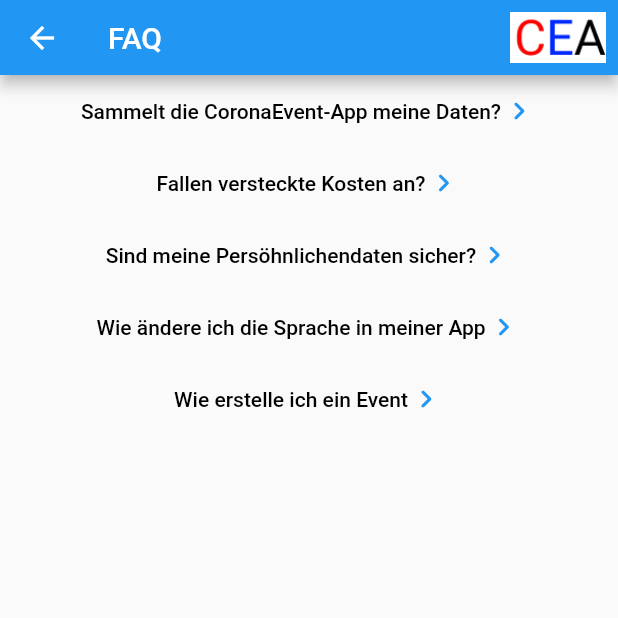
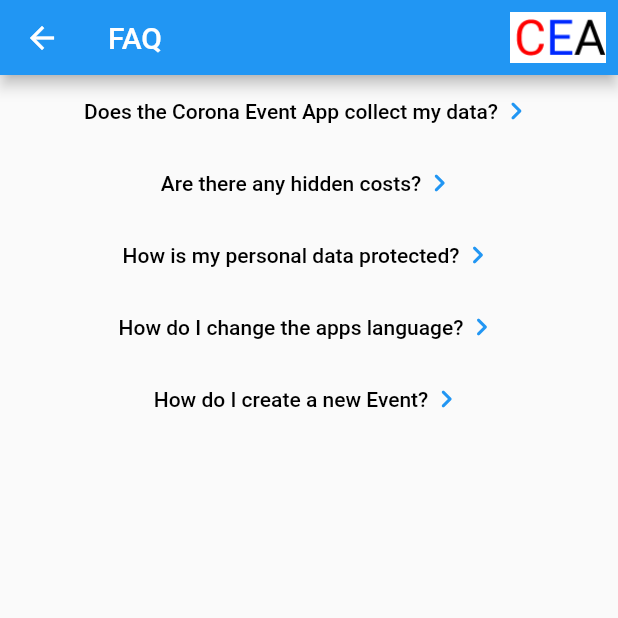
Before and after one commit to reyemDarnok/MCI_SOSE_2021, a Flutter app: the FAQRoute screen opened by its route, on a phone screen of 412 x 824 dp, the top half of it. Run offline on Flutter 3.47's test engine with Material 2 defaults, Android fonts, the phone set to English and light mode, and no system bars; our stand-ins replace built_value, file_picker, logger, qr_flutter, share_plus; missing offline and left inert: barcode_scan2, duration, pointycastle; generated files the repository leaves out were written again.

Commit message:
faq bilingual

```diff
--- a/l10n/app_de.arb
+++ b/l10n/app_de.arb
@@ -75,5 +75,15 @@
   "informedGovernment": "Gesundheitsamt ist informiert",
   "visitorCode": "Besucher QR Code",
   "authCode": "Administrator QR Code",
-  "authorisedTitle": "Event zu eigenen Events hinzugefügt"
+  "authorisedTitle": "Event zu eigenen Events hinzugefügt",
+  "faqQuestion1": "Sammelt die CoronaEvent-App meine Daten?",
+  "faqAnswer1": "Die Corona Event App sammelt nur die Daten, die Sie manuell eingeben und pseudonymisierte Daten darüber, auf welchen Events Sie waren. Falls Sie die nötigen IT-Kenntnisse haben, können Sie sich im Source-Code darüber vergewissern",
+  "faqQuestion2": "Fallen versteckte Kosten an?",
+  "faqAnswer2": "Nein es fallen keine Kosten an",
+  "faqQuestion3": "Sind meine Persöhnlichendaten sicher?",
+  "faqAnswer3": "Ihre persönlichen Daten verlasse ihr Gerät nur, falls Sie Kontakt mit einem Infizierten hatten. In diesem Fall werden Sie mithilfe gängiger Algoritmen verschlüsselt",
+  "faqQuestion4": "Wie ändere ich die Sprache in meiner App?",
+  "faqAnswer4": "Homescreen --> Menü --> Einstellungen --> Sprache --> Sprache wählen",
+  "faqQuestion5": "Wie erstelle ich ein Event?",
+  "faqAnswer5": "Homescreen --> Events --> Eigene Events --> Neues Event erstellen"
 }
--- a/l10n/app_en.arb
+++ b/l10n/app_en.arb
@@ -154,5 +154,15 @@
   "informedGovernment": "Government is informed",
   "visitorCode": "Visitor QR code",
   "authCode": "Administrator QR code",
-  "authorisedTitle": "Added Event to own Events"
+  "authorisedTitle": "Added Event to own Events",
+  "faqQuestion1": "Does the Corona Event App collect my data?",
+  "faqAnswer1": "The Corona Event App only collects the information you enter when registering and pseudonymised information on which events you visited. If you want to check this claim, the apps source code is publicly available",
+  "faqQuestion2": "Are there any hidden costs?",
+  "faqAnswer2": "There are no costs associated with the app",
+  "faqQuestion3": "How is my personal data protected?",
+  "faqAnswer3": "Your personal data is only sent if you had contact with someone infected, using state of the art encryption",
+  "faqQuestion4": "How do I change the apps language?",
+  "faqAnswer4": "Homescreen --> Menu --> Settings --> Language --> Select your language",
+  "faqQuestion5": "How do I create a new Event?",
+  "faqAnswer5": "Homescreen --> Events --> Own Events --> Create new event"
 }
--- a/lib/FAQ/FAQRoute.dart
+++ b/lib/FAQ/FAQRoute.dart
@@ -11,11 +11,16 @@
   @override
   Widget build(BuildContext context) {
     var faqElements = [
-      FAQElement('Sammelt die CoronaEvent-App meine Daten?', 'Die Corona Event App sammelt nur Ihre nötigsten Daten. Falls Sie die nötigen IT.Kenntnisse haben, können Sie sich im Source-Code darüber vergewissern'),
-      FAQElement('Fallen versteckte Kosten an?', 'Nein es fallen keine Kosten an'),
-      FAQElement('Sind meine Persöhnlichendaten sicher?', 'Durch eine RSA-Verschlüsslung sind Ihre Daten bei uns sicher '),
-      FAQElement('Wie ändere ich die Sprache in meiner App', 'Homescreen --> Menü --> Einstellungen --> Sprache --> Sprache wählen  '),
-      FAQElement('Wie erstelle ich ein Event', 'Homescreen --> Events --> Eigene Events --> Neues Event erstellen'),
+      FAQElement(AppLocalizations.of(context)!.faqQuestion1,
+          AppLocalizations.of(context)!.faqAnswer1),
+      FAQElement(AppLocalizations.of(context)!.faqQuestion2,
+          AppLocalizations.of(context)!.faqAnswer2),
+      FAQElement(AppLocalizations.of(context)!.faqQuestion3,
+          AppLocalizations.of(context)!.faqAnswer3),
+      FAQElement(AppLocalizations.of(context)!.faqQuestion4,
+          AppLocalizations.of(context)!.faqAnswer4),
+      FAQElement(AppLocalizations.of(context)!.faqQuestion5,
+          AppLocalizations.of(context)!.faqAnswer5),
     ];
     return Scaffold(
       appBar: NavBar(AppLocalizations.of(context)!.faq),
```
